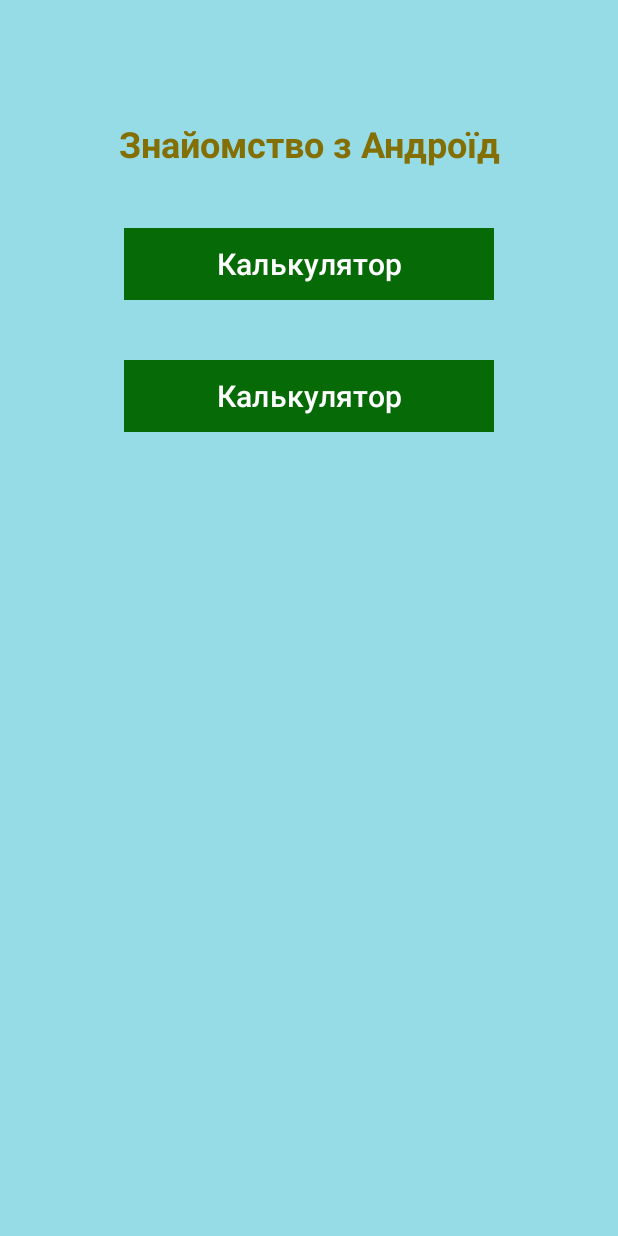
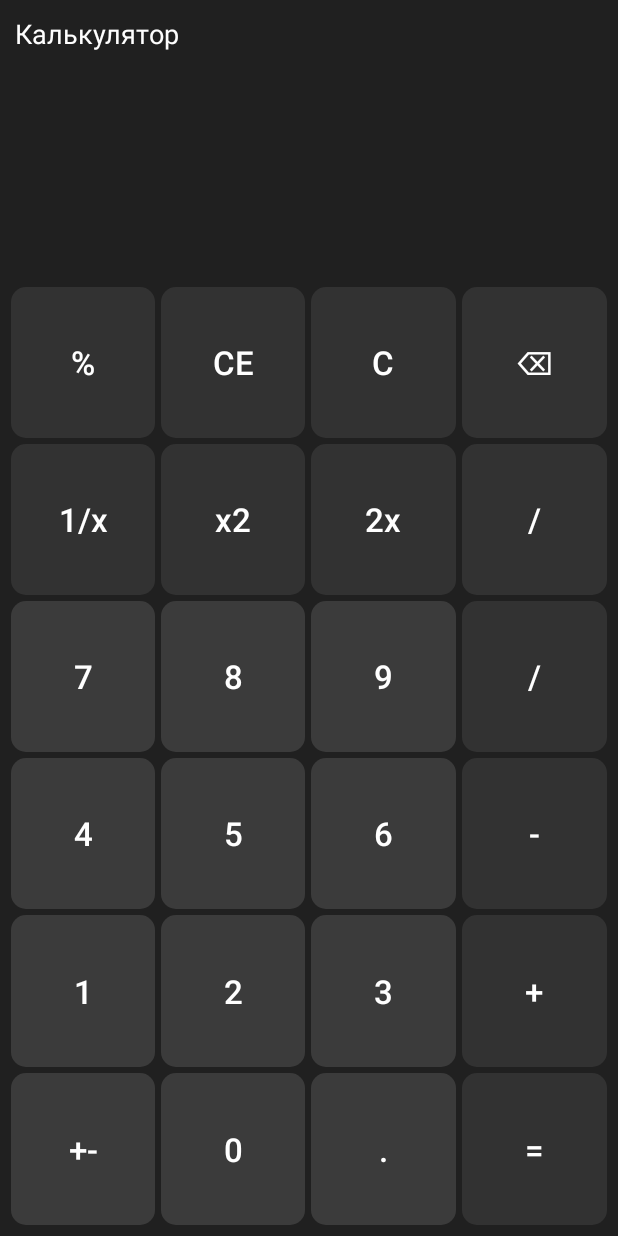
Before and after one commit to dns-lector/Android-Pv-221, an Android app: the screen it shows after launch (MainActivity before the commit, CalcActivity after it), after a tap on "Калькулятор", on a phone screen of 412 x 824 dp. Run offline under Robolectric (Android 15) with nearby library versions, the phone set to English and light mode, and no system bars.

Commit message:
Calc -- 1

```diff
--- a/app/src/main/AndroidManifest.xml
+++ b/app/src/main/AndroidManifest.xml
@@ -13,6 +13,9 @@
         android:theme="@style/Theme.AndroidPv221"
         tools:targetApi="31">
         <activity
+            android:name=".CalcActivity"
+            android:exported="false" />
+        <activity
             android:name=".MainActivity"
             android:exported="true">
             <intent-filter>
--- /dev/null
+++ b/app/src/main/java/itstep/learning/android_pv_221/CalcActivity.java
@@ -0,0 +1,30 @@
+package itstep.learning.android_pv_221;
+
+import android.os.Bundle;
+
+import androidx.activity.EdgeToEdge;
+import androidx.appcompat.app.AppCompatActivity;
+import androidx.core.graphics.Insets;
+import androidx.core.view.ViewCompat;
+import androidx.core.view.WindowInsetsCompat;
+
+public class CalcActivity extends AppCompatActivity {
+
+    @Override
+    protected void onCreate(Bundle savedInstanceState) {
+        super.onCreate(savedInstanceState);
+        EdgeToEdge.enable(this);
+        setContentView(R.layout.activity_calc);
+        ViewCompat.setOnApplyWindowInsetsListener(findViewById(R.id.main), (v, insets) -> {
+            Insets systemBars = insets.getInsets(WindowInsetsCompat.Type.systemBars());
+            v.setPadding(systemBars.left, systemBars.top, systemBars.right, systemBars.bottom);
+            return insets;
+        });
+    }
+}
+/*
+Д.З. Завершити розмітку активності "Калькулятор"
+- створити форму (shape) для кнопки "="
+- підібрати символи Unicode для операцій
+- підібрати розміри шрифтів, відступи тощо
+ */
--- a/app/src/main/java/itstep/learning/android_pv_221/MainActivity.java
+++ b/app/src/main/java/itstep/learning/android_pv_221/MainActivity.java
@@ -1,7 +1,9 @@
 package itstep.learning.android_pv_221;
 
+import android.content.Intent;
 import android.os.Bundle;
 import android.view.View;
+import android.widget.Button;
 import android.widget.Toast;
 
 import androidx.activity.EdgeToEdge;
@@ -22,11 +24,18 @@ public class MainActivity extends AppCompatActivity {
             v.setPadding(systemBars.left, systemBars.top, systemBars.right, systemBars.bottom);
             return insets;
         });
-
-        findViewById( R.id.main_btn_calc ).setOnClickListener( this::onCalcButtonClick );
+        Button button = findViewById( R.id.main_btn_calc );
+        button.setOnClickListener( this::onCalcButtonClick );
     }
 
     private void onCalcButtonClick( View view ) {
-        Toast.makeText(this, "Тут буде калькулятор", Toast.LENGTH_SHORT).show();
+        Intent intent = new Intent( MainActivity.this, CalcActivity.class );
+        startActivity( intent );
     }
 }
+/*
+Д.З. Створити проєкт, налаштувати відображення
+(кольори, шрифти, розміри, відступи)
+Опублікувати проєкт, додати посилання на репозиторій
+На репозиторії додати папку з скріншотами.
+ */
--- /dev/null
+++ b/app/src/main/res/drawable/calc_btn_digit.xml
@@ -0,0 +1,10 @@
+<?xml version="1.0" encoding="utf-8"?>
+<shape
+    xmlns:android="http://schemas.android.com/apk/res/android"
+    android:shape="rectangle">
+
+    <corners android:radius="10dp"/>
+
+    <solid android:color="@color/calc_btn_digit"/>
+
+</shape>
--- /dev/null
+++ b/app/src/main/res/drawable/calc_btn_operation.xml
@@ -0,0 +1,10 @@
+<?xml version="1.0" encoding="utf-8"?>
+<shape
+    xmlns:android="http://schemas.android.com/apk/res/android"
+    android:shape="rectangle">
+
+    <corners android:radius="10dp"/>
+
+    <solid android:color="@color/calc_btn_operation"/>
+
+</shape>
--- /dev/null
+++ b/app/src/main/res/layout/activity_calc.xml
@@ -0,0 +1,188 @@
+<?xml version="1.0" encoding="utf-8"?>
+<LinearLayout xmlns:android="http://schemas.android.com/apk/res/android"
+    xmlns:app="http://schemas.android.com/apk/res-auto"
+    xmlns:tools="http://schemas.android.com/tools"
+    android:id="@+id/main"
+    android:layout_width="match_parent"
+    android:layout_height="match_parent"
+    android:orientation="vertical"
+    android:background="@color/calc_layout_background"
+    tools:context=".CalcActivity">
+
+    <TextView
+        android:layout_width="match_parent"
+        android:layout_height="wrap_content"
+        android:padding="10dp"
+        android:textColor="@color/calc_text_color"
+        android:textSize="18sp"
+        android:text="@string/calc_tv_title"/>
+
+    <TextView
+        android:id="@+id/calc_tv_history"
+        android:layout_width="match_parent"
+        android:layout_height="wrap_content"
+        android:paddingHorizontal="20dp"
+        android:textAlignment="viewEnd"
+        android:textColor="@color/calc_history_color"
+        android:textSize="20sp"
+        tools:text="5 - 3 ="/>
+
+    <TextView
+        android:id="@+id/calc_tv_result"
+        android:layout_width="match_parent"
+        android:layout_height="wrap_content"
+        android:paddingHorizontal="20dp"
+        android:paddingVertical="20dp"
+        android:textAlignment="viewEnd"
+        android:textColor="@color/calc_text_color"
+        android:textSize="54sp"
+        android:textStyle="bold"
+        tools:text="2"/>
+
+    <LinearLayout
+        android:layout_width="match_parent"
+        android:layout_height="match_parent"
+        android:layout_margin="5dp"
+        android:orientation="vertical">
+
+        <LinearLayout
+            android:layout_width="match_parent"
+            android:layout_height="0dp"
+            android:layout_weight="1"
+            android:orientation="horizontal">
+            <Button
+                android:id="@+id/calc_btn_percent"
+                style="@style/calc_btn_operation"
+                android:text="@string/calc_btn_percent"/>
+            <Button
+                android:id="@+id/calc_btn_ce"
+                style="@style/calc_btn_operation"
+                android:text="@string/calc_btn_ce"/>
+            <Button
+                android:id="@+id/calc_btn_c"
+                style="@style/calc_btn_operation"
+                android:text="@string/calc_btn_c"/>
+            <Button
+                android:id="@+id/calc_btn_backspace"
+                style="@style/calc_btn_operation"
+                android:text="@string/calc_btn_backspace"/>
+        </LinearLayout>
+
+        <LinearLayout
+            android:layout_width="match_parent"
+            android:layout_height="0dp"
+            android:layout_weight="1"
+            android:orientation="horizontal">
+            <Button
+                android:id="@+id/calc_btn_inverse"
+                style="@style/calc_btn_operation"
+                android:text="@string/calc_btn_inverse"/>
+            <Button
+                android:id="@+id/calc_btn_square"
+                style="@style/calc_btn_operation"
+                android:text="@string/calc_btn_square"/>
+            <Button
+                android:id="@+id/calc_btn_sqrt"
+                style="@style/calc_btn_operation"
+                android:text="@string/calc_btn_sqrt"/>
+            <Button
+                android:id="@+id/calc_btn_divide"
+                style="@style/calc_btn_operation"
+                android:text="@string/calc_btn_divide"/>
+        </LinearLayout>
+
+        <LinearLayout
+            android:layout_width="match_parent"
+            android:layout_height="0dp"
+            android:layout_weight="1"
+            android:orientation="horizontal">
+            <Button
+                android:id="@+id/calc_btn_digit_7"
+                style="@style/calc_btn_digit"
+                android:text="@string/calc_btn_digit_7"/>
+            <Button
+                android:id="@+id/calc_btn_digit_8"
+                style="@style/calc_btn_digit"
+                android:text="@string/calc_btn_digit_8"/>
+            <Button
+                android:id="@+id/calc_btn_digit_9"
+                style="@style/calc_btn_digit"
+                android:text="@string/calc_btn_digit_9"/>
+            <Button
+                android:id="@+id/calc_btn_multiply"
+                style="@style/calc_btn_operation"
+                android:text="@string/calc_btn_divide"/>
+        </LinearLayout>
+
+        <LinearLayout
+            android:layout_width="match_parent"
+            android:layout_height="0dp"
+            android:layout_weight="1"
+            android:orientation="horizontal">
+            <Button
+                android:id="@+id/calc_btn_digit_4"
+                style="@style/calc_btn_digit"
+                android:text="@string/calc_btn_digit_4"/>
+            <Button
+                android:id="@+id/calc_btn_digit_5"
+                style="@style/calc_btn_digit"
+                android:text="@string/calc_btn_digit_5"/>
+            <Button
+                android:id="@+id/calc_btn_digit_6"
+                style="@style/calc_btn_digit"
+                android:text="@string/calc_btn_digit_6"/>
+            <Button
+                android:id="@+id/calc_btn_minus"
+                style="@style/calc_btn_operation"
+                android:text="@string/calc_btn_minus"/>
+        </LinearLayout>
+
+        <LinearLayout
+            android:layout_width="match_parent"
+            android:layout_height="0dp"
+            android:layout_weight="1"
+            android:orientation="horizontal">
+            <Button
+                android:id="@+id/calc_btn_digit_1"
+                style="@style/calc_btn_digit"
+                android:text="@string/calc_btn_digit_1"/>
+            <Button
+                android:id="@+id/calc_btn_digit_2"
+                style="@style/calc_btn_digit"
+                android:text="@string/calc_btn_digit_2"/>
+            <Button
+                android:id="@+id/calc_btn_digit_3"
+                style="@style/calc_btn_digit"
+                android:text="@string/calc_btn_digit_3"/>
+            <Button
+                android:id="@+id/calc_btn_plus"
+                style="@style/calc_btn_operation"
+                android:text="@string/calc_btn_plus"/>
+        </LinearLayout>
+
+        <LinearLayout
+            android:layout_width="match_parent"
+            android:layout_height="0dp"
+            android:layout_weight="1"
+            android:orientation="horizontal">
+            <Button
+                android:id="@+id/calc_btn_pm"
+                style="@style/calc_btn_digit"
+                android:text="@string/calc_btn_pm"/>
+            <Button
+                android:id="@+id/calc_btn_digit_0"
+                style="@style/calc_btn_digit"
+                android:text="@string/calc_btn_digit_0"/>
+            <Button
+                android:id="@+id/calc_btn_coma"
+                style="@style/calc_btn_digit"
+                android:text="@string/calc_btn_coma"/>
+            <Button
+                android:id="@+id/calc_btn_equal"
+                style="@style/calc_btn_operation"
+                android:text="@string/calc_btn_equal"/>
+        </LinearLayout>
+
+    </LinearLayout>
+
+</LinearLayout>
--- a/app/src/main/res/values/colors.xml
+++ b/app/src/main/res/values/colors.xml
@@ -6,4 +6,14 @@
     <color name="app_foreground">#836F03</color>
 
     <color name="main_btn_background">#066B07</color>
+
+    <!-- region Calc -->
+    <color name="calc_layout_background">#202020</color>
+    <color name="calc_text_color">#FEFEFE</color>
+    <color name="calc_history_color">#A5A5A5</color>
+    <color name="calc_btn_digit">#3B3B3B</color>
+    <color name="calc_btn_operation">#323232</color>
+    <color name="calc_btn_equal">#4CC1FE</color>
+    <!-- endregion -->
+
 </resources>
--- a/app/src/main/res/values/strings.xml
+++ b/app/src/main/res/values/strings.xml
@@ -1,5 +1,37 @@
 <resources>
     <string name="app_name">Android-Pv-221</string>
-    <string name="app_title">Знайомство з Андроїд</string>
+    <string name="app_title">Знайомство \u0026 з Андроїд</string>
     <string name="main_btn_calc">Калькулятор</string>
+
+    <!-- region Calc -->
+    <string name="calc_tv_title">Калькулятор</string>
+    <string name="calc_btn_percent">%</string>
+    <string name="calc_btn_ce">CE</string>
+    <string name="calc_btn_c">C</string>
+    <string name="calc_btn_backspace">\u232B</string>
+
+    <string name="calc_btn_inverse">1/x</string>
+    <string name="calc_btn_square">x2</string>
+    <string name="calc_btn_sqrt">2x</string>
+    <string name="calc_btn_divide">/</string>
+    <string name="calc_btn_multiply">x</string>
+    <string name="calc_btn_minus">-</string>
+    <string name="calc_btn_plus">+</string>
+    <string name="calc_btn_pm">+-</string>
+    <string name="calc_btn_coma">.</string>
+    <string name="calc_btn_equal">=</string>
+
+    <string name="calc_btn_digit_0">0</string>
+    <string name="calc_btn_digit_1">1</string>
+    <string name="calc_btn_digit_2">2</string>
+    <string name="calc_btn_digit_3">3</string>
+    <string name="calc_btn_digit_4">4</string>
+    <string name="calc_btn_digit_5">5</string>
+    <string name="calc_btn_digit_6">6</string>
+    <string name="calc_btn_digit_7">7</string>
+    <string name="calc_btn_digit_8">8</string>
+    <string name="calc_btn_digit_9">9</string>
+
+    <!-- endregion -->
+
 </resources>
--- /dev/null
+++ b/app/src/main/res/values/styles.xml
@@ -0,0 +1,20 @@
+<?xml version="1.0" encoding="utf-8"?>
+<resources>
+    <style name="calc_btn">
+        <item name="android:layout_width">0dp</item>
+        <item name="android:layout_weight">1</item>
+        <item name="android:layout_height">match_parent</item>
+        <item name="android:layout_margin">2dp</item>
+        <item name="android:textSize">22sp</item>
+        <item name="backgroundTint">@null</item>
+    </style>
+
+    <style name="calc_btn_operation" parent="calc_btn">
+        <item name="android:background">@drawable/calc_btn_operation</item>
+    </style>
+
+    <style name="calc_btn_digit" parent="calc_btn">
+        <item name="android:background">@drawable/calc_btn_digit</item>
+    </style>
+
+</resources>
```
